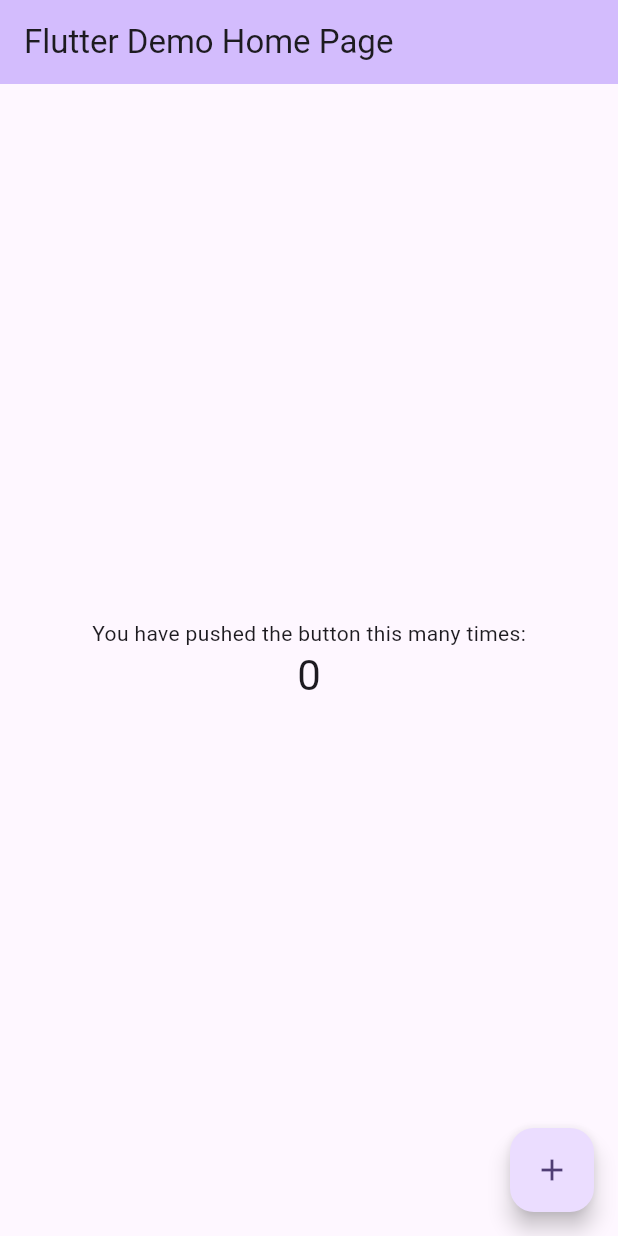
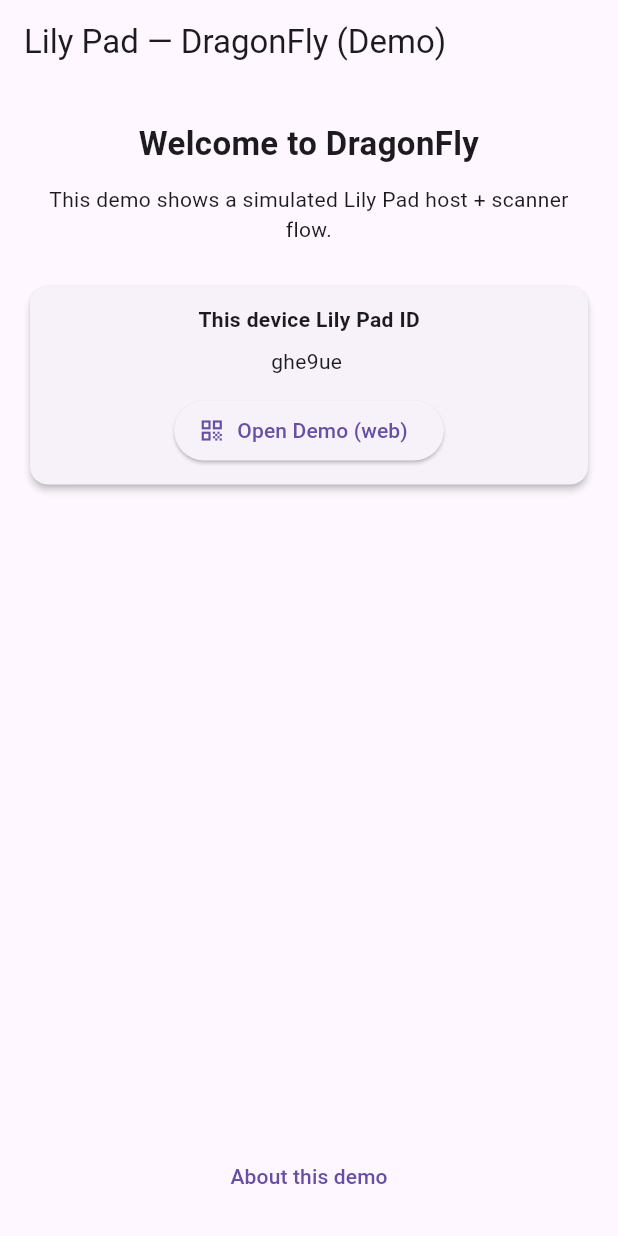
Before and after one commit to ingramjam/dragonfly, a Flutter app: the screen it shows after launch, on a phone screen of 412 x 824 dp. Run offline on Flutter 3.47's test engine with Material 3 defaults, Android fonts, the phone set to English and light mode, and no system bars.

Commit message:
feat: initial DragonFly MVP - branded home + Lily Pad QR + Firebase + Spotify skeleton

```diff
--- a/lib/main.dart
+++ b/lib/main.dart
@@ -1,121 +1,154 @@
 import 'package:flutter/material.dart';
+import 'dart:math';
 
 void main() {
-  runApp(const MyApp());
+  runApp(const DragonFlyDemoApp());
 }
 
-class MyApp extends StatelessWidget {
-  const MyApp({super.key});
+class DragonFlyDemoApp extends StatelessWidget {
+  const DragonFlyDemoApp({super.key});
 
-  // This widget is the root of your application.
   @override
   Widget build(BuildContext context) {
     return MaterialApp(
-      title: 'Flutter Demo',
+      title: 'DragonFly Web Demo',
       theme: ThemeData(
-        // This is the theme of your application.
-        //
-        // TRY THIS: Try running your application with "flutter run". You'll see
-        // the application has a purple toolbar. Then, without quitting the app,
-        // try changing the seedColor in the colorScheme below to Colors.green
-        // and then invoke "hot reload" (save your changes or press the "hot
-        // reload" button in a Flutter-supported IDE, or press "r" if you used
-        // the command line to start the app).
-        //
-        // Notice that the counter didn't reset back to zero; the application
-        // state is not lost during the reload. To reset the state, use hot
-        // restart instead.
-        //
-        // This works for code too, not just values: Most code changes can be
-        // tested with just a hot reload.
-        colorScheme: .fromSeed(seedColor: Colors.deepPurple),
+        primarySwatch: Colors.teal,
       ),
-      home: const MyHomePage(title: 'Flutter Demo Home Page'),
+      routes: {
+        '/': (_) => const HomePage(),
+        '/demo': (_) => const DemoPage(),
+      },
     );
   }
 }
 
-class MyHomePage extends StatefulWidget {
-  const MyHomePage({super.key, required this.title});
+String generatePadId() {
+  final rnd = Random();
+  return List<int>.generate(6, (_) => rnd.nextInt(36))
+      .map((n) => n.toRadixString(36)).join();
+}
 
-  // This widget is the home page of your application. It is stateful, meaning
-  // that it has a State object (defined below) that contains fields that affect
-  // how it looks.
-
-  // This class is the configuration for the state. It holds the values (in this
-  // case the title) provided by the parent (in this case the App widget) and
-  // used by the build method of the State. Fields in a Widget subclass are
-  // always marked "final".
-
-  final String title;
+class HomePage extends StatefulWidget {
+  const HomePage({super.key});
 
   @override
-  State<MyHomePage> createState() => _MyHomePageState();
+  State<HomePage> createState() => _HomePageState();
 }
 
-class _MyHomePageState extends State<MyHomePage> {
-  int _counter = 0;
+class _HomePageState extends State<HomePage> {
+  late final String padId;
 
-  void _incrementCounter() {
-    setState(() {
-      // This call to setState tells the Flutter framework that something has
-      // changed in this State, which causes it to rerun the build method below
-      // so that the display can reflect the updated values. If we changed
-      // _counter without calling setState(), then the build method would not be
-      // called again, and so nothing would appear to happen.
-      _counter++;
-    });
+  @override
+  void initState() {
+    super.initState();
+    padId = generatePadId();
   }
 
   @override
   Widget build(BuildContext context) {
-    // This method is rerun every time setState is called, for instance as done
-    // by the _incrementCounter method above.
-    //
-    // The Flutter framework has been optimized to make rerunning build methods
-    // fast, so that you can just rebuild anything that needs updating rather
-    // than having to individually change instances of widgets.
     return Scaffold(
-      appBar: AppBar(
-        // TRY THIS: Try changing the color here to a specific color (to
-        // Colors.amber, perhaps?) and trigger a hot reload to see the AppBar
-        // change color while the other colors stay the same.
-        backgroundColor: Theme.of(context).colorScheme.inversePrimary,
-        // Here we take the value from the MyHomePage object that was created by
-        // the App.build method, and use it to set our appbar title.
-        title: Text(widget.title),
-      ),
-      body: Center(
-        // Center is a layout widget. It takes a single child and positions it
-        // in the middle of the parent.
+      appBar: AppBar(title: const Text('Lily Pad — DragonFly (Demo)')),
+      body: Padding(
+        padding: const EdgeInsets.all(16.0),
         child: Column(
-          // Column is also a layout widget. It takes a list of children and
-          // arranges them vertically. By default, it sizes itself to fit its
-          // children horizontally, and tries to be as tall as its parent.
-          //
-          // Column has various properties to control how it sizes itself and
-          // how it positions its children. Here we use mainAxisAlignment to
-          // center the children vertically; the main axis here is the vertical
-          // axis because Columns are vertical (the cross axis would be
-          // horizontal).
-          //
-          // TRY THIS: Invoke "debug painting" (choose the "Toggle Debug Paint"
-          // action in the IDE, or press "p" in the console), to see the
-          // wireframe for each widget.
-          mainAxisAlignment: .center,
+          crossAxisAlignment: CrossAxisAlignment.stretch,
           children: [
-            const Text('You have pushed the button this many times:'),
-            Text(
-              '$_counter',
-              style: Theme.of(context).textTheme.headlineMedium,
+            const SizedBox(height: 8),
+            const Text('Welcome to DragonFly',
+                style: TextStyle(fontSize: 22, fontWeight: FontWeight.bold), textAlign: TextAlign.center),
+            const SizedBox(height: 12),
+            const Text('This demo shows a simulated Lily Pad host + scanner flow.', textAlign: TextAlign.center),
+            const SizedBox(height: 24),
+            Card(
+              elevation: 2,
+              child: Padding(
+                padding: const EdgeInsets.all(12.0),
+                child: Column(children: [
+                  const Text('This device Lily Pad ID', style: TextStyle(fontWeight: FontWeight.w600)),
+                  const SizedBox(height: 8),
+                  SelectableText(padId, textAlign: TextAlign.center),
+                  const SizedBox(height: 12),
+                  ElevatedButton.icon(
+                    icon: const Icon(Icons.qr_code),
+                    label: const Text('Open Demo (web)'),
+                    onPressed: () => Navigator.of(context).pushNamed('/demo'),
+                  ),
+                ]),
+              ),
+            ),
+            const Spacer(),
+            TextButton(
+              onPressed: () {
+                showAboutDialog(
+                  context: context,
+                  applicationName: 'DragonFly Demo',
+                  applicationVersion: '0.1',
+                  children: [const Text('A small demo for the Lily Pad QR + scanner flow.')],
+                );
+              },
+              child: const Text('About this demo'),
             ),
           ],
         ),
       ),
-      floatingActionButton: FloatingActionButton(
-        onPressed: _incrementCounter,
-        tooltip: 'Increment',
-        child: const Icon(Icons.add),
+    );
+  }
+}
+
+class DemoPage extends StatefulWidget {
+  const DemoPage({super.key});
+
+  @override
+  State<DemoPage> createState() => _DemoPageState();
+}
+
+class _DemoPageState extends State<DemoPage> {
+  final TextEditingController _controller = TextEditingController();
+  String? lastScanned;
+
+  @override
+  void dispose() {
+    _controller.dispose();
+    super.dispose();
+  }
+
+  void _simulateScan() {
+    final code = _controller.text.trim();
+    if (code.isEmpty) {
+      ScaffoldMessenger.of(context).showSnackBar(const SnackBar(content: Text('Enter an ID to simulate')));
+      return;
+    }
+    setState(() => lastScanned = code);
+    showDialog<void>(
+      context: context,
+      builder: (_) => AlertDialog(
+        title: const Text('Lily Pad Found'),
+        content: Text('ID: $code'),
+        actions: [
+          TextButton(onPressed: () => Navigator.of(context).pop(), child: const Text('Close')),
+        ],
+      ),
+    );
+  }
+
+  @override
+  Widget build(BuildContext context) {
+    return Scaffold(
+      appBar: AppBar(title: const Text('Demo — Scan Simulator')),
+      body: Padding(
+        padding: const EdgeInsets.all(16.0),
+        child: Column(crossAxisAlignment: CrossAxisAlignment.stretch, children: [
+          const Text('Simulate scanning a Lily Pad QR', style: TextStyle(fontSize: 18, fontWeight: FontWeight.w600)),
+          const SizedBox(height: 12),
+          TextField(controller: _controller, decoration: const InputDecoration(labelText: 'Paste Lily Pad ID here')),
+          const SizedBox(height: 12),
+          ElevatedButton.icon(onPressed: _simulateScan, icon: const Icon(Icons.play_arrow), label: const Text('Simulate Scan')),
+          const SizedBox(height: 20),
+          Text('Last scanned: ${lastScanned ?? 'none'}'),
+          const SizedBox(height: 20),
+          ElevatedButton(onPressed: () => Navigator.of(context).pop(), child: const Text('Back')),
+        ]),
       ),
     );
   }
```
